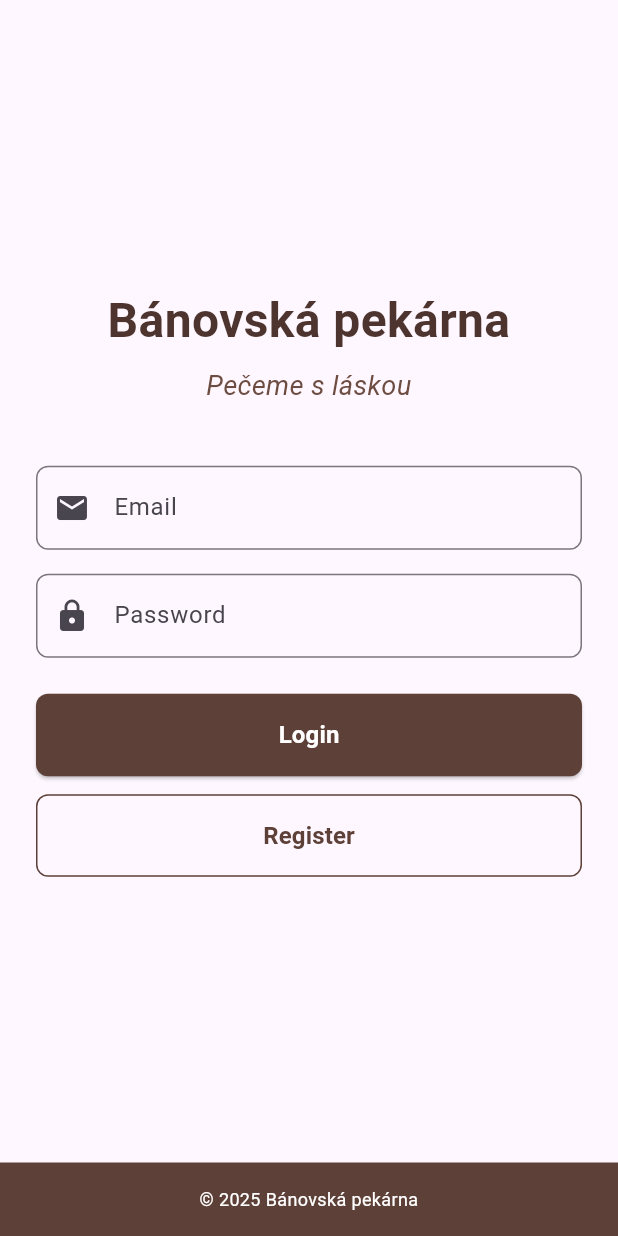
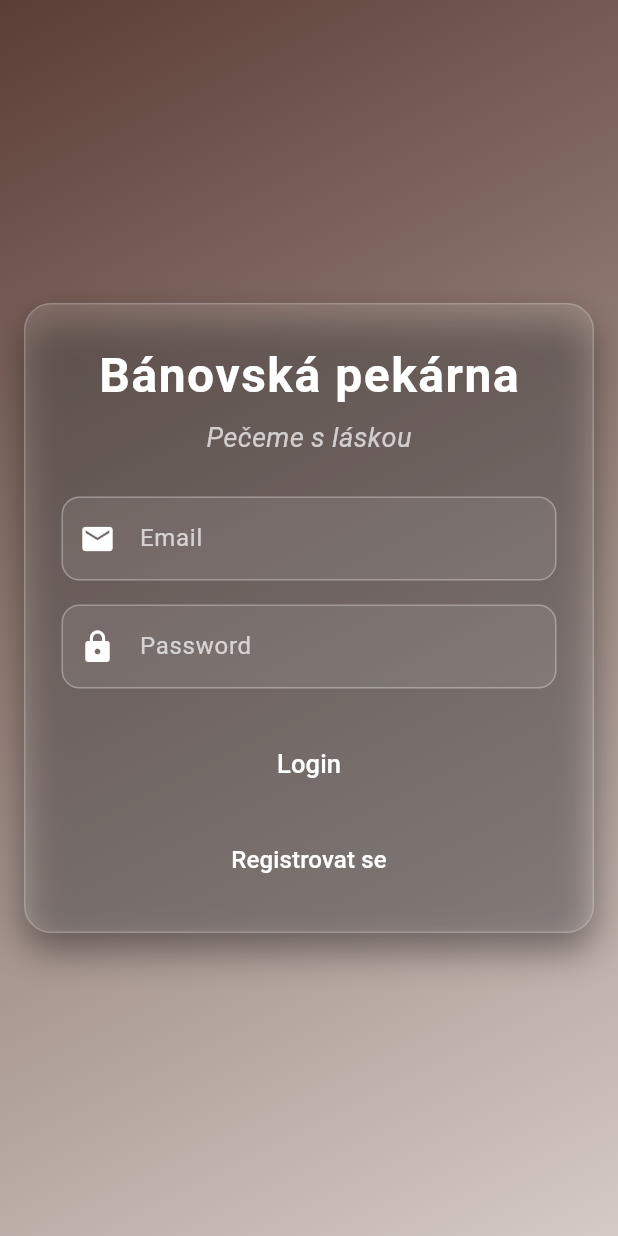
Before and after one commit to Werdyn13/Maturitni-projekt, a Flutter app: the screen it shows after launch, on a phone screen of 412 x 824 dp. Run offline on Flutter 3.47's test engine with Material 3 defaults, Android fonts, the phone set to English and light mode, and no system bars; our stand-ins replace supabase_flutter; accounts and stored records are empty.

Commit message:
Upravená login page(zkouška animací, zatím pouze test), přidaná profile page.

```diff
--- a/lib/screens/login_screen.dart
+++ b/lib/screens/login_screen.dart
@@ -1,3 +1,4 @@
+import 'dart:ui';
 import 'package:flutter/material.dart';
 import '../services/auth_service.dart';
 import 'home_screen.dart';
@@ -10,7 +11,7 @@ class LoginScreen extends StatefulWidget {
 }
 
 class _LoginScreenState extends State<LoginScreen>
-    with SingleTickerProviderStateMixin {
+    with TickerProviderStateMixin {
   final TextEditingController _emailController = TextEditingController();
   final TextEditingController _passwordController = TextEditingController();
   final TextEditingController _jmenoController = TextEditingController();
@@ -20,20 +21,43 @@ class _LoginScreenState extends State<LoginScreen>
   bool _isLoading = false;
   bool _isRegistering = false;
 
-  // ANIMACE
-  double _opacity = 0.0;
-  Offset _offset = const Offset(0, 0.1);
+  // Animace pozadí
+  late final AnimationController _bgController;
+  late final Animation<Color?> _color1;
+  late final Animation<Color?> _color2;
+
+  // Animace login
+  late final AnimationController _entryController;
+  late final Animation<double> _fadeAnim;
+  late final Animation<Offset> _slideAnim;
 
   @override
   void initState() {
     super.initState();
 
-    // Spuštění animace po načtení widgetu
+    // Animace pozadí
+    _bgController = AnimationController(
+      vsync: this,
+      duration: const Duration(seconds: 8),
+    )..repeat(reverse: true);
+
+    _color1 = ColorTween(begin: Colors.black, end: const Color(0xFF5D4037))
+        .animate(_bgController);
+    _color2 = ColorTween(begin: const Color(0xFF8D6E63), end: const Color(0xFFD7CCC8))
+        .animate(_bgController);
+
+    // Animace pro login
+    _entryController = AnimationController(
+      vsync: this,
+      duration: const Duration(milliseconds: 600),
+    );
+
+    _fadeAnim = CurvedAnimation(parent: _entryController, curve: Curves.easeOut);
+    _slideAnim = Tween<Offset>(begin: const Offset(0, 0.1), end: Offset.zero)
+        .animate(CurvedAnimation(parent: _entryController, curve: Curves.easeOut));
+
     Future.delayed(const Duration(milliseconds: 100), () {
-      setState(() {
-        _opacity = 1.0;
-        _offset = Offset.zero;
-      });
+      if (mounted) _entryController.forward();
     });
   }
 
@@ -43,12 +67,14 @@ class _LoginScreenState extends State<LoginScreen>
     _passwordController.dispose();
     _jmenoController.dispose();
     _prijmeniController.dispose();
+    _bgController.dispose();
+    _entryController.dispose();
     super.dispose();
   }
 
   Future<void> _handleLogin() async {
     if (_emailController.text.isEmpty || _passwordController.text.isEmpty) {
-      _showMessage('Please enter email and password');
+      _showMessage('Prosím vložte email a heslo');
       return;
     }
 
@@ -61,30 +87,24 @@ class _LoginScreenState extends State<LoginScreen>
       );
 
       if (mounted) {
-        Navigator.of(context).pushReplacement(
-          MaterialPageRoute(builder: (context) => const HomeScreen()),
+        Navigator.pushReplacement(
+          context,
+          MaterialPageRoute(builder: (_) => const HomeScreen()),
         );
       }
     } catch (e) {
-      if (mounted) {
-        _showMessage('Login failed: ${e.toString()}');
-      }
+      _showMessage('Přihlášení se nepovedlo: $e');
     } finally {
-      if (mounted) {
-        setState(() => _isLoading = false);
-      }
+      setState(() => _isLoading = false);
     }
   }
 
   Future<void> _handleRegister() async {
-    if (_emailController.text.isEmpty || _passwordController.text.isEmpty) {
-      _showMessage('Please enter email and password');
-      return;
-    }
-
-    if (_isRegistering &&
-        (_jmenoController.text.isEmpty || _prijmeniController.text.isEmpty)) {
-      _showMessage('Please enter first name and last name');
+    if (_emailController.text.isEmpty ||
+        _passwordController.text.isEmpty ||
+        _jmenoController.text.isEmpty ||
+        _prijmeniController.text.isEmpty) {
+      _showMessage('Prosím vyplňte všechna pole');
       return;
     }
 
@@ -98,24 +118,21 @@ class _LoginScreenState extends State<LoginScreen>
         prijmeni: _prijmeniController.text.trim(),
       );
 
-      if (mounted) {
-        _showMessage('Registration successful! You can now log in.');
-        setState(() => _isRegistering = false);
+      _showMessage('Registrace byla úspěšná! Nyní se můžete přihlásit.');
+      setState(() {
+        _isRegistering = false;
         _jmenoController.clear();
         _prijmeniController.clear();
-      }
+      });
     } catch (e) {
-      if (mounted) {
-        _showMessage('Registration failed: ${e.toString()}');
-      }
+      _showMessage('Registrace se nepovedla: $e');
     } finally {
-      if (mounted) {
-        setState(() => _isLoading = false);
-      }
+      setState(() => _isLoading = false);
     }
   }
 
   void _showMessage(String message) {
+    if (!mounted) return;
     ScaffoldMessenger.of(context).showSnackBar(
       SnackBar(content: Text(message)),
     );
@@ -123,220 +140,158 @@ class _LoginScreenState extends State<LoginScreen>
 
   @override
   Widget build(BuildContext context) {
-    return Scaffold(
-      body: Column(
-        children: [
-          Expanded(
+    return AnimatedBuilder(
+      animation: _bgController,
+      builder: (context, child) {
+        return Scaffold(
+          body: Container(
+            decoration: BoxDecoration(
+              gradient: LinearGradient(
+                colors: [_color1.value!, _color2.value!],
+                begin: Alignment.topLeft,
+                end: Alignment.bottomRight,
+              ),
+            ),
             child: Center(
-              child: SingleChildScrollView(
-                padding: const EdgeInsets.all(24.0),
-
-                // 🔥 ANIMOVANÝ WRAPPER
-                child: AnimatedOpacity(
-                  opacity: _opacity,
-                  duration: const Duration(milliseconds: 600),
-                  curve: Curves.easeOut,
-
-                  child: AnimatedSlide(
-                    offset: _offset,
-                    duration: const Duration(milliseconds: 600),
-                    curve: Curves.easeOut,
-
-                    child: ConstrainedBox(
-                      constraints: const BoxConstraints(maxWidth: 400),
-                      child: Column(
-                        mainAxisAlignment: MainAxisAlignment.center,
-                        crossAxisAlignment: CrossAxisAlignment.stretch,
-                        children: [
-                          Text(
-                            'Bánovská pekárna',
-                            textAlign: TextAlign.center,
-                            style: TextStyle(
-                              fontSize: 32,
-                              fontWeight: FontWeight.bold,
-                              color: Colors.brown[800],
-                            ),
-                          ),
-                          const SizedBox(height: 8),
-                          Text(
-                            'Pečeme s láskou',
-                            textAlign: TextAlign.center,
-                            style: TextStyle(
-                              fontSize: 18,
-                              color: Colors.brown[600],
-                              fontStyle: FontStyle.italic,
-                            ),
-                          ),
-                          const SizedBox(height: 40),
-
-                          if (_isRegistering) ...[
-                            TextField(
-                              controller: _jmenoController,
-                              decoration: InputDecoration(
-                                labelText: 'Jméno',
-                                prefixIcon: const Icon(Icons.person),
-                                border: OutlineInputBorder(
-                                  borderRadius: BorderRadius.circular(8),
-                                ),
-                              ),
-                              enabled: !_isLoading,
-                            ),
-                            const SizedBox(height: 16),
-                            TextField(
-                              controller: _prijmeniController,
-                              decoration: InputDecoration(
-                                labelText: 'Příjmení',
-                                prefixIcon: const Icon(Icons.person_outline),
-                                border: OutlineInputBorder(
-                                  borderRadius: BorderRadius.circular(8),
-                                ),
-                              ),
-                              enabled: !_isLoading,
-                            ),
-                            const SizedBox(height: 16),
-                          ],
-
-                          TextField(
-                            controller: _emailController,
-                            keyboardType: TextInputType.emailAddress,
-                            decoration: InputDecoration(
-                              labelText: 'Email',
-                              prefixIcon: const Icon(Icons.email),
-                              border: OutlineInputBorder(
-                                borderRadius: BorderRadius.circular(8),
-                              ),
-                            ),
-                            enabled: !_isLoading,
-                          ),
-                          const SizedBox(height: 16),
-
-                          TextField(
-                            controller: _passwordController,
-                            obscureText: true,
-                            decoration: InputDecoration(
-                              labelText: 'Password',
-                              prefixIcon: const Icon(Icons.lock),
-                              border: OutlineInputBorder(
-                                borderRadius: BorderRadius.circular(8),
-                              ),
-                            ),
-                            enabled: !_isLoading,
-                          ),
-                          const SizedBox(height: 24),
-
-                          if (!_isRegistering)
-                            ElevatedButton(
-                              onPressed: _isLoading ? null : _handleLogin,
-                              style: ElevatedButton.styleFrom(
-                                backgroundColor: Colors.brown[700],
-                                foregroundColor: Colors.white,
-                                padding:
-                                    const EdgeInsets.symmetric(vertical: 16),
-                                shape: RoundedRectangleBorder(
-                                  borderRadius: BorderRadius.circular(8),
-                                ),
-                              ),
-                              child: _isLoading
-                                  ? const SizedBox(
-                                      height: 20,
-                                      width: 20,
-                                      child: CircularProgressIndicator(
-                                        strokeWidth: 2,
-                                        valueColor:
-                                            AlwaysStoppedAnimation<Color>(
-                                                Colors.white),
-                                      ),
-                                    )
-                                  : const Text(
-                                      'Login',
-                                      style: TextStyle(
-                                        fontSize: 16,
-                                        fontWeight: FontWeight.bold,
-                                      ),
-                                    ),
-                            ),
-
-                          if (_isRegistering)
-                            ElevatedButton(
-                              onPressed: _isLoading ? null : _handleRegister,
-                              style: ElevatedButton.styleFrom(
-                                backgroundColor: Colors.brown[700],
-                                foregroundColor: Colors.white,
-                                padding:
-                                    const EdgeInsets.symmetric(vertical: 16),
-                                shape: RoundedRectangleBorder(
-                                  borderRadius: BorderRadius.circular(8),
-                                ),
-                              ),
-                              child: _isLoading
-                                  ? const SizedBox(
-                                      height: 20,
-                                      width: 20,
-                                      child: CircularProgressIndicator(
-                                        strokeWidth: 2,
-                                        valueColor:
-                                            AlwaysStoppedAnimation<Color>(
-                                                Colors.white),
-                                      ),
-                                    )
-                                  : const Text(
-                                      'Create Account',
-                                      style: TextStyle(
-                                        fontSize: 16,
-                                        fontWeight: FontWeight.bold,
-                                      ),
-                                    ),
-                            ),
-
-                          const SizedBox(height: 12),
-
-                          OutlinedButton(
-                            onPressed: _isLoading
-                                ? null
-                                : () {
-                                    setState(() {
-                                      _isRegistering = !_isRegistering;
-                                    });
-                                  },
-                            style: OutlinedButton.styleFrom(
-                              foregroundColor: Colors.brown[700],
-                              padding:
-                                  const EdgeInsets.symmetric(vertical: 16),
-                              side: BorderSide(color: Colors.brown[700]!),
-                              shape: RoundedRectangleBorder(
-                                borderRadius: BorderRadius.circular(8),
-                              ),
-                            ),
-                            child: Text(
-                              _isRegistering ? 'Back to Login' : 'Register',
-                              style: const TextStyle(
-                                fontSize: 16,
-                                fontWeight: FontWeight.bold,
-                              ),
-                            ),
-                          ),
-                        ],
-                      ),
-                    ),
-                  ),
+              child: FadeTransition(
+                opacity: _fadeAnim,
+                child: SlideTransition(
+                  position: _slideAnim,
+                  child: _buildLoginBox(),
                 ),
               ),
             ),
           ),
+        );
+      },
+    );
+  }
 
-          // FOOTER
-          Container(
-            width: double.infinity,
-            padding: const EdgeInsets.all(16),
-            color: Colors.brown[700],
-            child: const Text(
-              '© 2025 Bánovská pekárna',
-              textAlign: TextAlign.center,
-              style: TextStyle(color: Colors.white, fontSize: 12),
+  Widget _buildLoginBox() {
+    return Container(
+      padding: const EdgeInsets.all(24),
+      width: 380,
+      decoration: BoxDecoration(
+        color: Colors.white.withOpacity(0.12),
+        borderRadius: BorderRadius.circular(18),
+        border: Border.all(color: Colors.white.withOpacity(0.2)),
+        boxShadow: [
+          BoxShadow(
+            color: Colors.black.withOpacity(0.4),
+            blurRadius: 20,
+            offset: const Offset(0, 12),
+          ),
+        ],
+      ),
+      child: Column(
+        mainAxisSize: MainAxisSize.min,
+        children: [
+          Text(
+            "Bánovská pekárna",
+            style: TextStyle(
+              color: Colors.white,
+              fontSize: 32,
+              fontWeight: FontWeight.bold,
+              letterSpacing: 1,
             ),
           ),
+          const SizedBox(height: 6),
+          Text(
+            "Pečeme s láskou",
+            style: TextStyle(
+              color: Colors.white70,
+              fontSize: 18,
+              fontStyle: FontStyle.italic,
+            ),
+          ),
+          const SizedBox(height: 26),
+
+          if (_isRegistering) _buildRegisterFields(),
+
+          _buildInput("Email", Icons.email, _emailController, false),
+          const SizedBox(height: 16),
+          _buildInput("Password", Icons.lock, _passwordController, true),
+          const SizedBox(height: 22),
+
+          if (!_isRegistering) _buildLoginButton(),
+          if (_isRegistering) _buildCreateAccountButton(),
+
+          const SizedBox(height: 12),
+          _buildToggleButton(),
         ],
       ),
     );
   }
+
+  Widget _buildRegisterFields() {
+    return Column(
+      children: [
+        _buildInput("Jméno", Icons.person, _jmenoController, false),
+        const SizedBox(height: 16),
+        _buildInput("Příjmení", Icons.person_outline, _prijmeniController, false),
+        const SizedBox(height: 16),
+      ],
+    );
+  }
+
+  Widget _buildInput(
+      String label, IconData icon, TextEditingController controller, bool obscure) {
+    return TextField(
+      controller: controller,
+      obscureText: obscure,
+      style: const TextStyle(color: Colors.white),
+      decoration: InputDecoration(
+        labelText: label,
+        labelStyle: const TextStyle(color: Colors.white70),
+        prefixIcon: Icon(icon, color: Colors.white),
+        filled: true,
+        fillColor: Colors.white.withOpacity(0.08),
+        enabledBorder: OutlineInputBorder(
+          borderRadius: BorderRadius.circular(12),
+          borderSide: BorderSide(color: Colors.white.withOpacity(0.3)),
+        ),
+        border: OutlineInputBorder(
+          borderRadius: BorderRadius.circular(12),
+        ),
+      ),
+    );
+  }
+
+  Widget _buildLoginButton() {
+    return TextButton(
+      onPressed: _isLoading ? null : _handleLogin,
+      style: TextButton.styleFrom(
+        foregroundColor: Colors.white,
+        padding: const EdgeInsets.symmetric(vertical: 16),
+      ),
+      child: _isLoading
+          ? const CircularProgressIndicator(color: Colors.white)
+          : const Text("Login", style: TextStyle(fontSize: 17)),
+    );
+  }
+
+  Widget _buildCreateAccountButton() {
+    return TextButton(
+      onPressed: _isLoading ? null : _handleRegister,
+      style: TextButton.styleFrom(
+        foregroundColor: Colors.white,
+        padding: const EdgeInsets.symmetric(vertical: 16),
+      ),
+      child: _isLoading
+          ? const CircularProgressIndicator(color: Colors.white)
+          : const Text("Create Account", style: TextStyle(fontSize: 17)),
+    );
+  }
+
+  Widget _buildToggleButton() {
+    return TextButton(
+      onPressed: _isLoading
+          ? null
+          : () => setState(() => _isRegistering = !_isRegistering),
+      child: Text(
+        _isRegistering ? "Zpátky na login" : "Registrovat se",
+        style: const TextStyle(color: Colors.white, fontSize: 16),
+      ),
+    );
+  }
 }
```
Also changed, not shown: lib/screens/profile_screen.dart (added, +170 -0 lines), lib/widgets/app_bar_widget.dart (+4 -3 lines).
